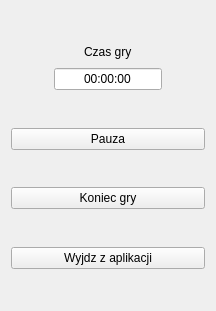
First picture: the form in Qt/ui/gameWidget.ui, repository marcelkoniecz/WDS, before the edit.
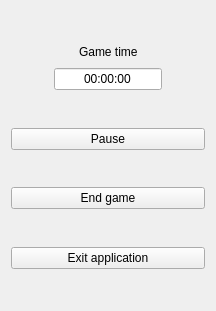
Second picture: the form after the edit.

Commit message: Basic  Window application

The edit to the form file:
```diff
--- a/Qt/ui/gameWidget.ui
+++ b/Qt/ui/gameWidget.ui
@@ -47,7 +47,7 @@
        <item>
         <widget class="QLabel" name="gameTimeLabel">
          <property name="text">
-          <string>Czas gry</string>
+          <string>Game time</string>
          </property>
         </widget>
        </item>
@@ -122,7 +122,7 @@
      <item>
       <widget class="QPushButton" name="pauzeGame">
        <property name="text">
-        <string>Pauza</string>
+        <string>Pause</string>
        </property>
       </widget>
      </item>
@@ -142,7 +142,7 @@
      <item>
       <widget class="QPushButton" name="endGame">
        <property name="text">
-        <string>Koniec gry</string>
+        <string>End game</string>
        </property>
       </widget>
      </item>
@@ -162,7 +162,7 @@
      <item>
       <widget class="QPushButton" name="exitAplication">
        <property name="text">
-        <string>Wyjdz z aplikacji</string>
+        <string>Exit application</string>
        </property>
       </widget>
      </item>
```
The commit also changes 19 other files.
